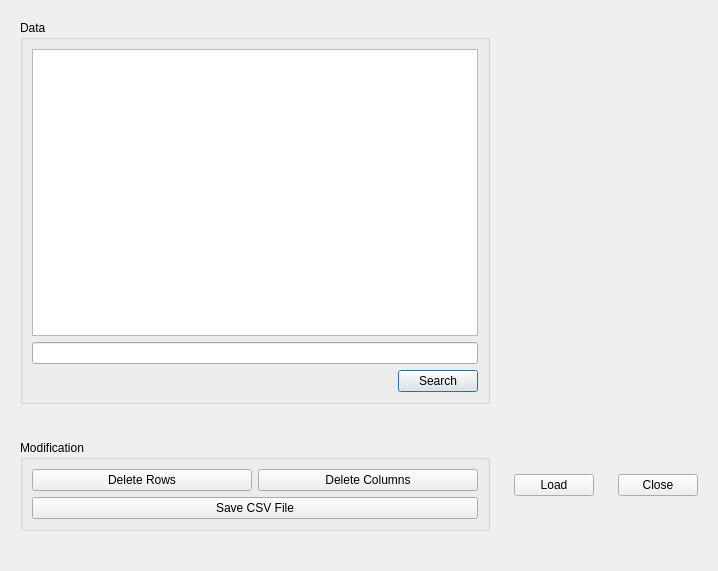
This is PartialCode/windows/setinput.ui in jeantm/ProjectFADTTS as Qt 5 draws it before an edit. The edited form follows.
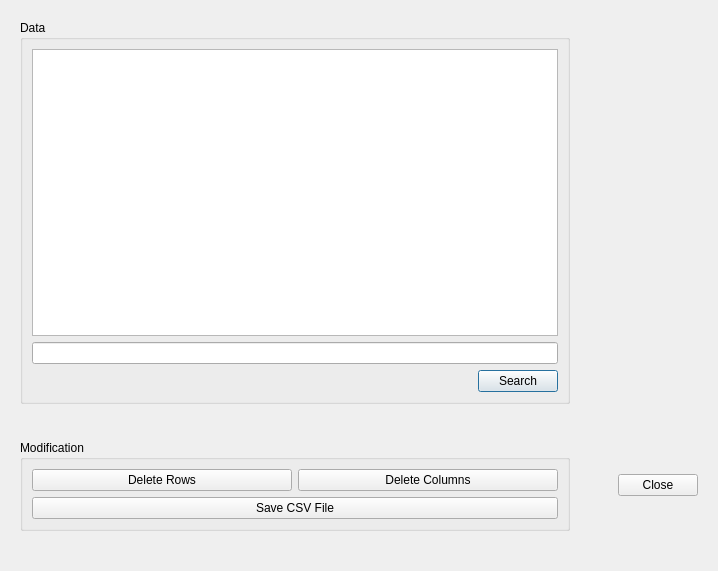
This is the edited form.

What changed in the file:
```diff
--- a/PartialCode/windows/setinput.ui
+++ b/PartialCode/windows/setinput.ui
@@ -40,13 +40,6 @@
         </property>
         <layout class="QGridLayout" name="gridLayout_2">
          <item row="2" column="1">
-          <widget class="QPushButton" name="searchFile_pushButton">
-           <property name="text">
-            <string>Search</string>
-           </property>
-          </widget>
-         </item>
-         <item row="2" column="0">
           <spacer name="horizontalSpacer_2">
            <property name="orientation">
             <enum>Qt::Horizontal</enum>
@@ -59,12 +52,19 @@
            </property>
           </spacer>
          </item>
-         <item row="1" column="0" colspan="2">
+         <item row="1" column="0" colspan="3">
           <widget class="QLineEdit" name="filename_lineEdit"/>
          </item>
-         <item row="0" column="0" colspan="2">
+         <item row="0" column="0" colspan="3">
           <widget class="QTableWidget" name="data_tableWidget"/>
          </item>
+         <item row="2" column="2">
+          <widget class="QPushButton" name="searchFile_pushButton">
+           <property name="text">
+            <string>Search</string>
+           </property>
+          </widget>
+         </item>
         </layout>
        </widget>
       </item>
@@ -109,15 +109,7 @@
    </item>
    <item row="3" column="3">
     <widget class="QWidget" name="load_widget" native="true">
-     <layout class="QVBoxLayout" name="verticalLayout_7">
-      <item>
-       <widget class="QPushButton" name="load_pushButton">
-        <property name="text">
-         <string>Load</string>
-        </property>
-       </widget>
-      </item>
-     </layout>
+     <layout class="QVBoxLayout" name="verticalLayout_7"/>
     </widget>
    </item>
    <item row="3" column="4">
```
Left out of the diff: 2 changed lines with no effect on the pictures.
